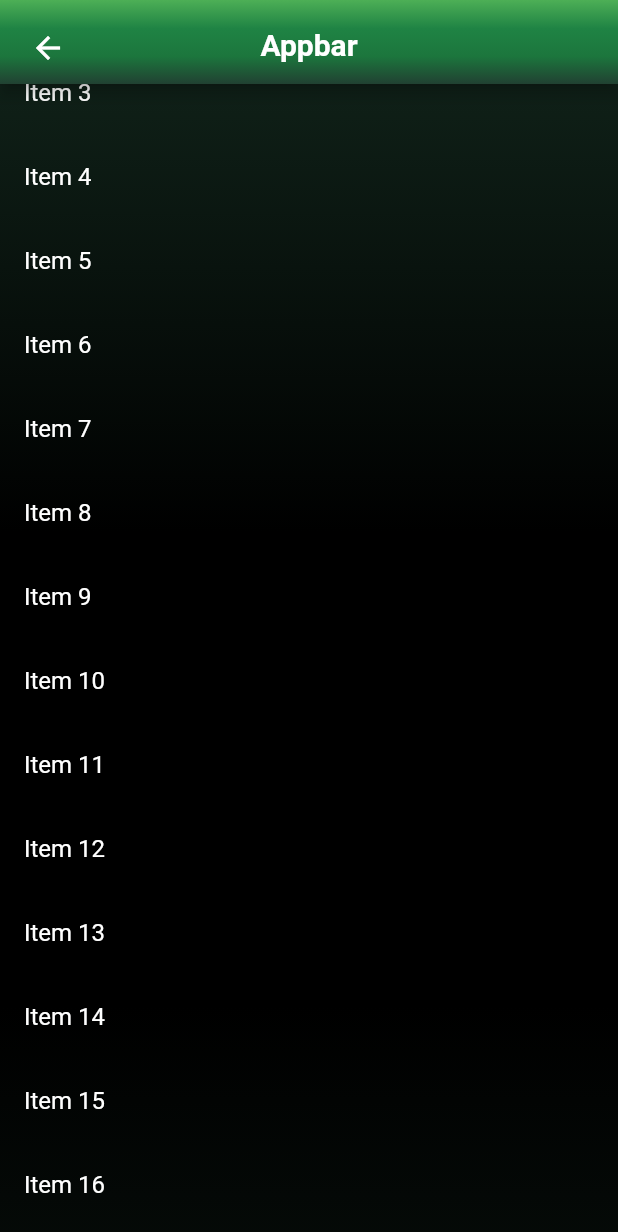
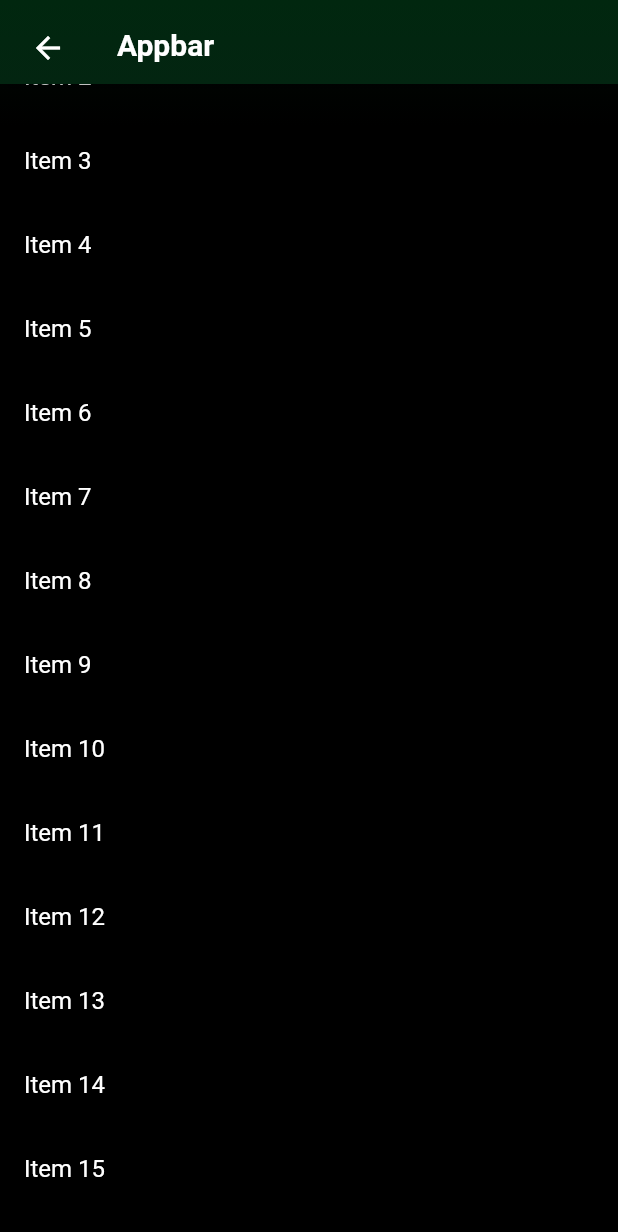
Before and after one commit to kukipratik/sliver_practice, a Flutter app: the screen it shows after launch, scrolled down 576 dp, on a phone screen of 412 x 824 dp. Shown: the top 1232 px of the screen. Run offline on Flutter 3.47's test engine with Material 2 defaults, Android fonts, the phone set to English and light mode, and no system bars; network calls fail.

Commit message:
make appbar like in spotify app

```diff
--- a/lib/app_bar.dart
+++ b/lib/app_bar.dart
@@ -1,13 +1,15 @@
 import 'package:flutter/material.dart';
 
 class SliverSliver extends StatefulWidget {
-  const SliverSliver({super.key});
+  const SliverSliver({Key? key}) : super(key: key);
 
   @override
   State<SliverSliver> createState() => _SliverSliverState();
 }
 
 class _SliverSliverState extends State<SliverSliver> {
+  double imageHeight = 0.0;
+
   @override
   Widget build(BuildContext context) {
     return SafeArea(
@@ -17,32 +19,37 @@ class _SliverSliverState extends State<SliverSliver> {
           slivers: <Widget>[
             SliverAppBar(
               pinned: true,
-              expandedHeight: 300,
-              backgroundColor: const Color.fromRGBO(77, 175, 86, 1),
+              expandedHeight: 345,
+              centerTitle: false,
               flexibleSpace: LayoutBuilder(
                 builder: (BuildContext context, BoxConstraints constraints) {
                   double percentage =
-                      (constraints.maxHeight - kToolbarHeight) / 200;
+                      (constraints.maxHeight - kToolbarHeight) / 260;
                   percentage = percentage.clamp(0.0, 1.0);
 
-                  double imageHeight = 190 * (percentage);
-                  imageHeight = imageHeight.clamp(0.0, 190.0);
+                  imageHeight = 260 * (percentage);
+                  imageHeight = imageHeight.clamp(0.0, 210.0);
+                  List<Color> appbarColors = const [
+                    Color.fromARGB(255, 1, 39, 15),
+                    Color.fromARGB(255, 4, 84, 40),
+                    Color.fromARGB(255, 3, 93, 43),
+                  ];
+                  if (imageHeight < 10) {
+                    appbarColors = const [
+                      Color.fromARGB(255, 3, 37, 17),
+                      Color.fromARGB(255, 1, 39, 15),
+                    ];
+                  }
 
                   return Stack(
                     fit: StackFit.expand,
                     children: [
-                      const DecoratedBox(
+                      DecoratedBox(
                         decoration: BoxDecoration(
                           gradient: LinearGradient(
                             begin: Alignment.bottomCenter,
                             end: Alignment.topCenter,
-                            colors: [
-                              Color.fromRGBO(33, 65, 50, 1),
-                              Color.fromRGBO(28, 118, 61, 1),
-                              Color.fromRGBO(31, 131, 68, 1),
-                              Color.fromRGBO(77, 175, 86, 1),
-                            ],
-                            stops: [0.0, 0.33, 0.66, 1.0],
+                            colors: appbarColors,
                           ),
                         ),
                       ),
@@ -51,27 +58,96 @@ class _SliverSliverState extends State<SliverSliver> {
                         child: Column(
                           mainAxisAlignment: MainAxisAlignment.end,
                           children: [
-                            // Container(
-                            //   height: 50,
-                            //   width: 300,
-                            //   color: Colors.red,
-                            // ),
-                            if (imageHeight > 50)
+                            if (percentage == 1)
+                              Padding(
+                                padding: const EdgeInsets.symmetric(
+                                    vertical: 17.0, horizontal: 25),
+                                child: Row(
+                                  mainAxisAlignment: MainAxisAlignment.start,
+                                  children: [
+                                    Container(
+                                      color: Colors.white.withOpacity(0.12),
+                                      width: 295,
+                                      child: const Padding(
+                                        padding: EdgeInsets.all(7.0),
+                                        child: Row(
+                                          children: [
+                                            Icon(
+                                              Icons.search,
+                                              color: Colors.white,
+                                            ),
                                             SizedBox(
+                                              width: 10,
+                                            ),
+                                            Text(
+                                              "Find in playlist.",
+                                              style: TextStyle(
+                                                  color: Colors.white),
+                                            )
+                                          ],
+                                        ),
+                                      ),
+                                    ),
+                                    const SizedBox(
+                                      width: 12,
+                                    ),
+                                    Container(
+                                      color: Colors.white.withOpacity(0.12),
+                                      width: 65,
+                                      child: const Padding(
+                                        padding: EdgeInsets.all(9.8),
+                                        child: Center(
+                                            child: Text(
+                                          "Filters",
+                                          style: TextStyle(color: Colors.white),
+                                        )),
+                                      ),
+                                    ),
+                                  ],
+                                ),
+                              ),
+                            if (imageHeight > 70)
+                              AnimatedOpacity(
+                                opacity: percentage,
+                                duration: const Duration(milliseconds: 100),
+                                child: Container(
                                   height: imageHeight,
-                                width: 170 * percentage,
+                                  width: 470 * percentage * 0.53,
+                                  decoration: BoxDecoration(
+                                    boxShadow: [
+                                      BoxShadow(
+                                        color: const Color.fromARGB(
+                                                255, 31, 55, 41)
+                                            .withOpacity(0.5),
+                                        spreadRadius: 4,
+                                        blurRadius: 15,
+                                        offset: const Offset(0, 3),
+                                      ),
+                                    ],
+                                  ),
                                   child: Image.network(
                                     'https://images.pexels.com/photos/794494/pexels-photo-794494.jpeg?cs=srgb&dl=pexels-anthony-%F0%9F%93%B7%F0%9F%93%B9%F0%9F%99%82-794494.jpg&fm=jpg',
                                     fit: BoxFit.cover,
                                   ),
                                 ),
-                            if (imageHeight == 0)
-                              const Text(
+                              ),
+                            if (imageHeight < 40)
+                              const AnimatedOpacity(
+                                opacity: 1.0,
+                                duration: Duration(milliseconds: 300),
+                                child: SizedBox(
+                                  width: double.infinity,
+                                  child: Padding(
+                                    padding: EdgeInsets.only(left: 78.0),
+                                    child: Text(
                                       'Appbar',
                                       style: TextStyle(
                                         color: Colors.white,
                                         fontSize: 20,
                                         fontWeight: FontWeight.bold,
+                                      ),
+                                    ),
+                                  ),
                                 ),
                               ),
                           ],
@@ -100,11 +176,11 @@ class _SliverSliverState extends State<SliverSliver> {
                     begin: Alignment.topCenter,
                     end: Alignment.bottomCenter,
                     colors: [
-                      Color.fromRGBO(34, 61, 48, 1),
-                      Color.fromARGB(255, 16, 34, 25),
-                      Color.fromARGB(255, 0, 0, 0),
-                      Color.fromARGB(255, 0, 0, 0),
-                      Color.fromARGB(255, 10, 20, 15),
+                      Color.fromARGB(255, 1, 39, 15),
+                      Colors.black,
+                      Colors.black,
+                      Colors.black,
+                      Colors.black,
                     ],
                   ),
                 ),
```
Lines whose indentation alone changed are shown as unchanged.
